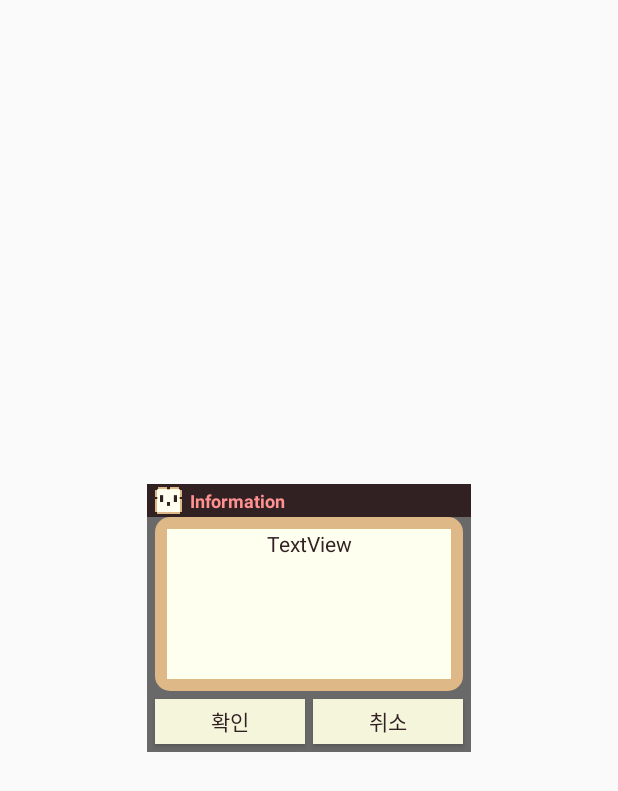
After one commit to BreadKey/android-chess, an Android app: the layout bakery_information.xml on its own in the app's theme, with its tools: preview values and no code run, on a phone screen of 412 x 824 dp. The commit adds this screen. Shown: the top 791 px of the screen. Run offline under Robolectric (Android 15) with nearby library versions, the phone set to English and light mode, and no system bars.

Commit message:
확인 버튼을 눌렀을 때, 취소 버튼을 눌렀을 때의 액션을 정의할 수 있는 메시지 상자 추가

```diff
--- a/app/src/main/java/io/github/breadkey/chess/presenter/ChessPresenter.java
+++ b/app/src/main/java/io/github/breadkey/chess/presenter/ChessPresenter.java
@@ -3,6 +3,7 @@ package io.github.breadkey.chess.presenter;
 import android.graphics.Color;
 import android.graphics.drawable.Drawable;
 import android.view.View;
+import android.view.ViewGroup;
 import android.widget.Button;
 import android.widget.ImageView;
 import android.widget.TextView;
@@ -19,7 +20,9 @@ import io.github.breadkey.chess.model.chess.ChessPiece;
 import io.github.breadkey.chess.model.chess.Coordinate;
 import io.github.breadkey.chess.model.chess.Move;
 import io.github.breadkey.chess.model.chess.PlayChessService;
+import io.github.breadkey.chess.view.BakeryInformation;
 import io.github.breadkey.chess.view.ChessActivity;
+import io.github.breadkey.chess.view.InformationActionListener;
 import io.github.breadkey.chess.view.SquareLayout;
 
 public class ChessPresenter extends PlayChessController {
@@ -30,7 +33,6 @@ public class ChessPresenter extends PlayChessController {
     public ChessPresenter(ChessActivity view) {
         this.view = view;
         matchPlayerLayout = view.findViewById(R.id.match_player_layout);
-        matchPlayerLayout.setClickable(true);
         coordinatesPieceCanMoveCache = new ArrayList<>();
         initView();
     }
@@ -127,7 +129,16 @@ public class ChessPresenter extends PlayChessController {
 
     @Override
     public void gameEnded(PlayChessService.Division winner) {
-        matchPlayerLayout.setVisibility(View.VISIBLE);
+        InformationActionListener listener = new InformationActionListener() {
+            @Override
+            public void action() {
+                matchPlayerLayout.setVisibility(View.VISIBLE);
+            }
+        };
+
+        String titleString = "체크메이트! ";
+        String informationString = getPlayChessService().getCurrentPlayer().nickName + "의 승리!";
+        BakeryInformation.showInformation((ViewGroup) view.findViewById(R.id.main), titleString, informationString,  listener, listener);
     }
 
     private void unShowCanMoveCoordinates() {
--- /dev/null
+++ b/app/src/main/java/io/github/breadkey/chess/view/BakeryInformation.java
@@ -0,0 +1,49 @@
+package io.github.breadkey.chess.view;
+
+import android.content.Context;
+import android.view.LayoutInflater;
+import android.view.View;
+import android.view.ViewGroup;
+import android.widget.Button;
+import android.widget.TextView;
+
+import io.github.breadkey.chess.R;
+
+public class BakeryInformation {
+    public static void showInformation(ViewGroup parent, String title, String text, InformationActionListener okButtonClickListener, InformationActionListener cancleButtonClickListener) {
+        View inflatedView = inflateView(parent);
+        setOkButton(parent, inflatedView, okButtonClickListener);
+        setCancelButton(parent, inflatedView, cancleButtonClickListener);
+        ((TextView) inflatedView.findViewById(R.id.information_title)).setText(title);
+        ((TextView) inflatedView.findViewById(R.id.information_text)).setText(text);
+        parent.addView(inflatedView);
+    }
+
+    private static View inflateView(ViewGroup parent) {
+        Context context = parent.getContext();
+        LayoutInflater inflater = (LayoutInflater) context.getSystemService(Context.LAYOUT_INFLATER_SERVICE);
+        return inflater.inflate(R.layout.bakery_information, parent, false);
+    }
+
+    private static void setOkButton(final ViewGroup parent, final View inflatedView, final InformationActionListener okButtonClickListener) {
+        Button okButton = inflatedView.findViewById(R.id.information_ok_button);
+        okButton.setOnClickListener(new View.OnClickListener() {
+            @Override
+            public void onClick(View v) {
+                okButtonClickListener.action();
+                parent.removeView(inflatedView);
+            }
+        });
+    }
+
+    private static void setCancelButton(final ViewGroup parent, final View inflatedView, final InformationActionListener cancelButtonClickListener) {
+        Button cancelButton = inflatedView.findViewById(R.id.information_cancel_button);
+        cancelButton.setOnClickListener(new View.OnClickListener() {
+            @Override
+            public void onClick(View v) {
+                cancelButtonClickListener.action();
+                parent.removeView(inflatedView);
+            }
+        });
+    }
+}
--- /dev/null
+++ b/app/src/main/java/io/github/breadkey/chess/view/InformationActionListener.java
@@ -0,0 +1,5 @@
+package io.github.breadkey.chess.view;
+
+public interface InformationActionListener {
+    void action();
+}
--- a/app/src/main/java/io/github/breadkey/chess/view/PlayChessButton.java
+++ b/app/src/main/java/io/github/breadkey/chess/view/PlayChessButton.java
@@ -1,11 +1,8 @@
 package io.github.breadkey.chess.view;
 
-import android.annotation.SuppressLint;
 import android.content.Context;
 import android.support.v7.widget.AppCompatButton;
 import android.util.AttributeSet;
-import android.view.ViewGroup;
-import android.widget.LinearLayout;
 
 import io.github.breadkey.chess.R;
 
@@ -27,7 +24,7 @@ public class PlayChessButton extends AppCompatButton {
 
     void initButton() {
         setBackgroundResource(R.color.plate);
-        setTextColor(getResources().getColorStateList(R.color.play_chess_button_selector));
+        setTextColor(getResources().getColorStateList(R.color.play_chess_button_text_selector));
         setHighlightColor(getResources().getColor(R.color.bread));
     }
 }
--- /dev/null
+++ b/app/src/main/res/color/information_button_text_selector.xml
@@ -0,0 +1,5 @@
+<?xml version="1.0" encoding="utf-8"?>
+<selector xmlns:android="http://schemas.android.com/apk/res/android">
+    <item android:state_pressed="false" android:color="@color/darkChocolate"/>
+    <item android:state_pressed="true" android:color="@color/whiteChocolate"/>
+</selector>
--- /dev/null
+++ b/app/src/main/res/drawable/information_button_selector.xml
@@ -0,0 +1,5 @@
+<?xml version="1.0" encoding="utf-8"?>
+<selector xmlns:android="http://schemas.android.com/apk/res/android">
+    <item android:state_pressed="false" android:drawable="@color/whiteChocolate"/>
+    <item android:state_pressed="true" android:drawable="@color/darkChocolate"/>
+</selector>
--- /dev/null
+++ b/app/src/main/res/drawable/information_text_container.xml
@@ -0,0 +1,6 @@
+<?xml version="1.0" encoding="utf-8"?>
+<shape xmlns:android="http://schemas.android.com/apk/res/android">
+    <solid android:color="@color/bread"/>
+    <corners
+        android:radius="10dp"/>
+</shape>
--- /dev/null
+++ b/app/src/main/res/layout/bakery_information.xml
@@ -0,0 +1,117 @@
+<?xml version="1.0" encoding="utf-8"?>
+<android.support.constraint.ConstraintLayout xmlns:android="http://schemas.android.com/apk/res/android"
+    xmlns:app="http://schemas.android.com/apk/res-auto"
+    xmlns:tools="http://schemas.android.com/tools"
+    android:layout_width="match_parent"
+    android:layout_height="match_parent"
+    android:clickable="true"
+    app:layout_constraintBottom_toBottomOf="parent"
+    app:layout_constraintLeft_toLeftOf="parent"
+    app:layout_constraintRight_toRightOf="parent"
+    app:layout_constraintTop_toTopOf="parent">
+
+    <android.support.constraint.ConstraintLayout
+        android:layout_width="wrap_content"
+        android:layout_height="wrap_content"
+        android:background="@color/plate"
+        app:layout_constraintBottom_toBottomOf="parent"
+        app:layout_constraintEnd_toEndOf="parent"
+        app:layout_constraintHorizontal_bias="0.5"
+        app:layout_constraintStart_toStartOf="parent"
+        app:layout_constraintTop_toTopOf="parent">
+
+        <android.support.constraint.ConstraintLayout
+            android:id="@+id/title_container"
+            android:layout_width="0dp"
+            android:layout_height="wrap_content"
+            android:background="@color/darkChocolate"
+            android:paddingTop="2dp"
+            android:paddingBottom="2dp"
+            app:layout_constraintEnd_toEndOf="parent"
+            app:layout_constraintStart_toStartOf="parent"
+            app:layout_constraintTop_toTopOf="parent">
+
+            <ImageView
+                android:id="@+id/information_icon"
+                android:layout_width="18dp"
+                android:layout_height="18dp"
+                android:layout_marginStart="5dp"
+                android:layout_marginLeft="5dp"
+                app:layout_constraintBottom_toBottomOf="parent"
+                app:layout_constraintStart_toStartOf="parent"
+                app:layout_constraintTop_toTopOf="parent"
+                app:srcCompat="@drawable/logo" />
+
+            <TextView
+                android:id="@+id/information_title"
+                android:layout_width="wrap_content"
+                android:layout_height="wrap_content"
+                android:layout_marginStart="5dp"
+                android:layout_marginLeft="5dp"
+                android:text="Information"
+                android:textColor="@color/strawberry"
+                android:textSize="12sp"
+                android:textStyle="bold"
+                app:layout_constraintBottom_toBottomOf="parent"
+                app:layout_constraintStart_toEndOf="@id/information_icon"
+                app:layout_constraintTop_toTopOf="parent" />
+        </android.support.constraint.ConstraintLayout>
+
+        <android.support.constraint.ConstraintLayout
+            android:id="@+id/information_text_container"
+            android:layout_width="wrap_content"
+            android:layout_height="wrap_content"
+            android:background="@drawable/information_text_container"
+            app:layout_constraintEnd_toEndOf="parent"
+            app:layout_constraintStart_toStartOf="parent"
+            app:layout_constraintTop_toBottomOf="@id/title_container">
+
+            <TextView
+                android:id="@+id/information_text"
+                android:layout_width="189dp"
+                android:layout_height="100dp"
+                android:layout_margin="8dp"
+                android:layout_marginStart="5dp"
+                android:layout_marginEnd="5dp"
+                android:background="@color/dough"
+                android:text="TextView"
+                android:textAlignment="center"
+                android:textColor="@color/darkChocolate"
+                app:layout_constraintBottom_toBottomOf="parent"
+                app:layout_constraintEnd_toEndOf="parent"
+                app:layout_constraintHorizontal_bias="0.5"
+                app:layout_constraintStart_toStartOf="parent"
+                app:layout_constraintTop_toTopOf="parent" />
+
+        </android.support.constraint.ConstraintLayout>
+
+        <Button
+            android:id="@+id/information_ok_button"
+            android:layout_width="100dp"
+            android:layout_height="30dp"
+            android:layout_marginLeft="5dp"
+            android:layout_marginTop="5dp"
+            android:layout_marginBottom="5dp"
+            android:background="@drawable/information_button_selector"
+            android:text="확인"
+            android:textColor="@color/information_button_text_selector"
+            app:layout_constraintBottom_toBottomOf="parent"
+            app:layout_constraintLeft_toLeftOf="parent"
+            app:layout_constraintTop_toBottomOf="@+id/information_text_container" />
+
+        <Button
+            android:id="@+id/information_cancel_button"
+            android:layout_width="100dp"
+            android:layout_height="30dp"
+            android:layout_marginLeft="5dp"
+            android:layout_marginTop="5dp"
+            android:layout_marginRight="5dp"
+            android:background="@drawable/information_button_selector"
+            android:text="취소"
+            android:textColor="@color/information_button_text_selector"
+            app:layout_constraintLeft_toRightOf="@+id/information_ok_button"
+            app:layout_constraintRight_toRightOf="parent"
+            app:layout_constraintTop_toBottomOf="@id/information_text_container" />
+    </android.support.constraint.ConstraintLayout>
+
+</android.support.constraint.ConstraintLayout>
```
Also changed, not shown: app/src/main/res/color/play_chess_button_text_selector.xml (renamed from app/src/main/res/color/play_chess_button_selector.xml).
